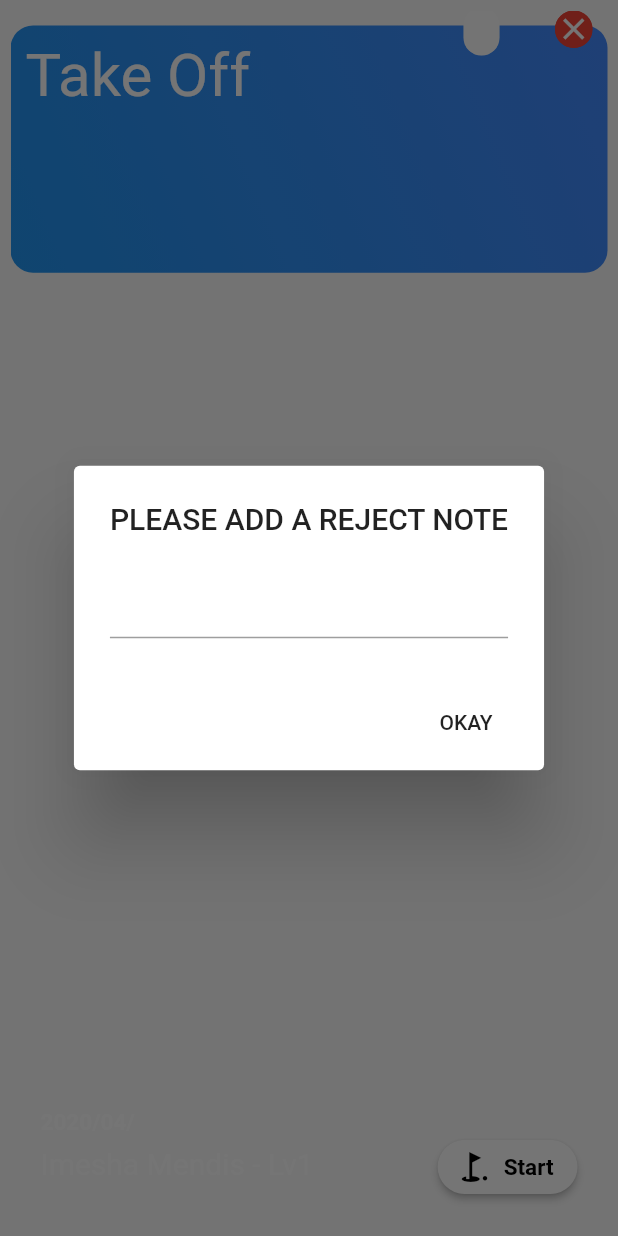
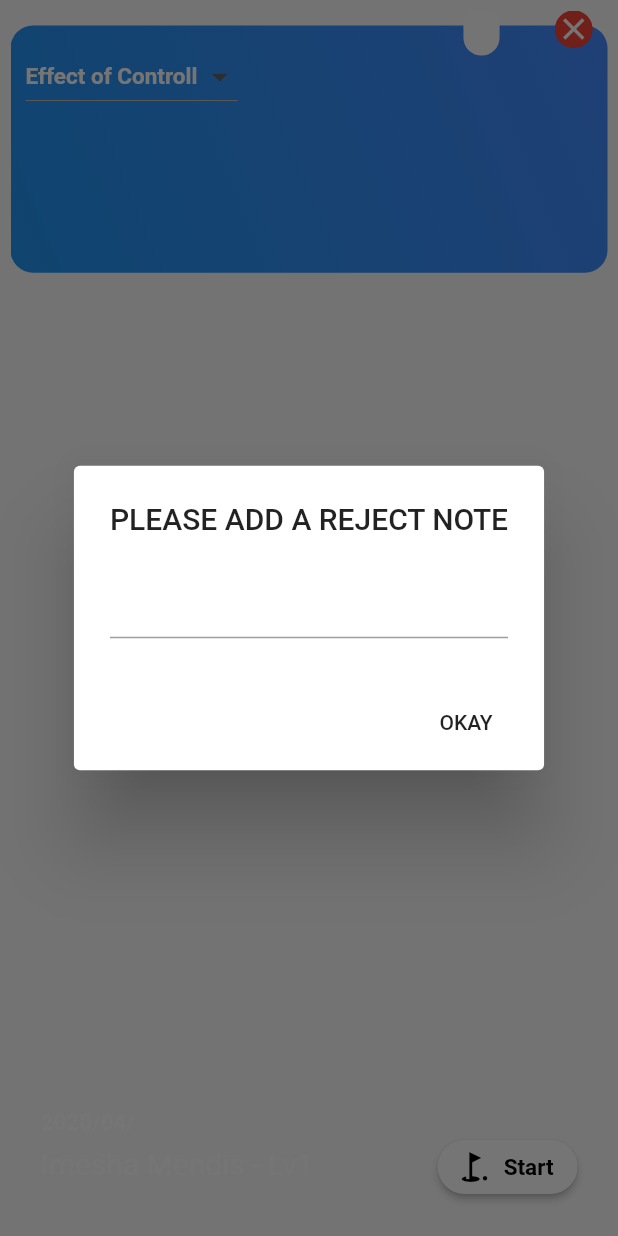
Before and after one commit to ImeshaMendis/IFlightTrainer, a Flutter app: the LessonView widget shown alone on an empty page, opened directly with empty values, after a tap on the "close" icon, on a phone screen of 412 x 824 dp. Run offline on Flutter 3.47's test engine with Material 2 defaults, Android fonts, the phone set to English and light mode, and no system bars; our stand-ins replace cloud_firestore, date_picker_timeline, expandable, firebase_auth, flutter_custom_clippers, flutter_datetime_picker and 10 more; missing offline and left inert: circular_bottom_navigation, flutter_circular_slider, flutter_rounded_date_picker, flutter_sparkline, slide_countdown_clock, table_sticky_headers; accounts and stored records are empty; network calls fail; Roboto replaces fonts that are missing (Dosis).

Commit message:
multiple lesson type can be selected

```diff
--- a/lib/screens/admin/home_admin.dart
+++ b/lib/screens/admin/home_admin.dart
@@ -15,6 +15,7 @@ import 'package:date_picker_timeline/date_picker_timeline.dart';
 import 'package:flight_training/screens/admin/admin_lseeson_view.dart';
 import 'package:flight_training/services/date_pass_service.dart';
 import 'package:flight_training/services/user_pass_service.dart';
+import 'package:flight_training/utils/lesson_type.dart';
 import 'package:flight_training/widgets/google_login.dart';
 import 'package:flight_training/widgets/reject_dialog.dart';
 import 'package:flutter/material.dart';
@@ -352,6 +353,7 @@ class LessonView extends StatefulWidget {
 class _LessonViewState extends State<LessonView> {
   DocumentSnapshot snapshot;
   String time = "Set Time";
+  String lesson = "Effect of Controll";
   _LessonViewState(DocumentSnapshot snap) {
     this.snapshot = snap;
     this.time = snap.data['time'];
@@ -397,7 +399,6 @@ class _LessonViewState extends State<LessonView> {
                             color: Colors.white,
                           )),
                       onTap: () {
-                        //TODO close button
                         rejectnotice(context, snapshot);
                       },
                     ),
@@ -413,7 +414,6 @@ class _LessonViewState extends State<LessonView> {
                 onTap: () {
                   DatePicker.showTimePicker(context, showTitleActions: true,
                       onChanged: (date) {
-                    // print(date.hour);
                   }, onConfirm: (date) {
                     setState(() {
                       time =
@@ -421,8 +421,11 @@ class _LessonViewState extends State<LessonView> {
                       Firestore.instance
                           .collection('lesson')
                           .document(snapshot.documentID)
-                          .updateData(
-                              {"time": time.toString(), "state": "APPROVED"});
+                          .updateData({
+                        "time": time.toString(),
+                        "state": "APPROVED",
+                        "lessonName": lesson.toString()
+                      });
 
                       ///
                     });
@@ -441,14 +444,29 @@ class _LessonViewState extends State<LessonView> {
             right: 60,
           ),
           Positioned(
-            child: Text(
-              "Take Off",
-              textAlign: TextAlign.center,
-              style: GoogleFonts.juliusSansOne(
-                  textStyle: Theme.of(context).textTheme.display1,
-                  fontSize: 40,
-                  fontWeight: FontWeight.normal,
-                  color: Colors.white),
+            child: DropdownButton<String>(
+              dropdownColor: Colors.blueAccent,
+              hint: Text("Select item"),
+              value: lesson,
+              onChanged: (String v) {
+                setState(() {
+                  lesson = v;
+                });
+              },
+              items: lessons.map((String user) {
+                return DropdownMenuItem<String>(
+                  value: user,
+                  child: Text(
+                    user.toString(),
+                    textAlign: TextAlign.center,
+                    style: GoogleFonts.juliusSansOne(
+                        textStyle: Theme.of(context).textTheme.display1,
+                        fontSize: 15,
+                        fontWeight: FontWeight.bold,
+                        color: Colors.white),
+                  ),
+                );
+              }).toList(),
             ),
             top: 20,
             left: 10,
--- /dev/null
+++ b/lib/utils/lesson_type.dart
@@ -0,0 +1,5 @@
+List<String> lessons = <String>[
+  'Effect of Controll',
+  'Straight and level',
+  'Climbing'
+];
```
Also changed, not shown: lib/screens/student/home_student.dart (+9 -1 lines).
